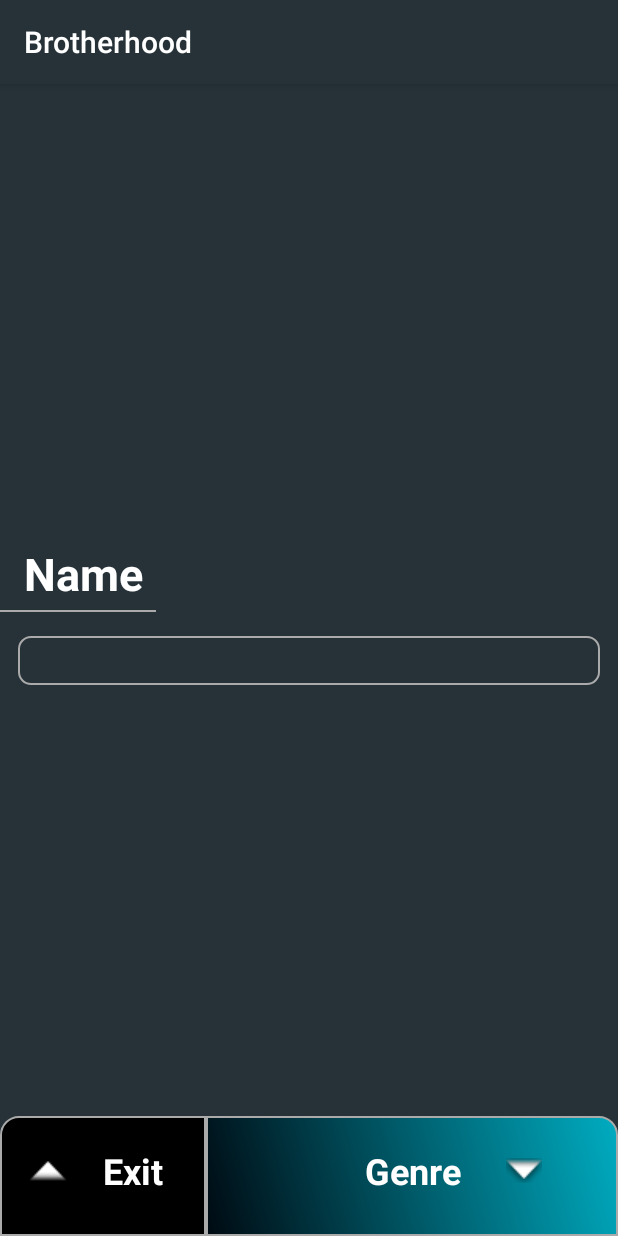
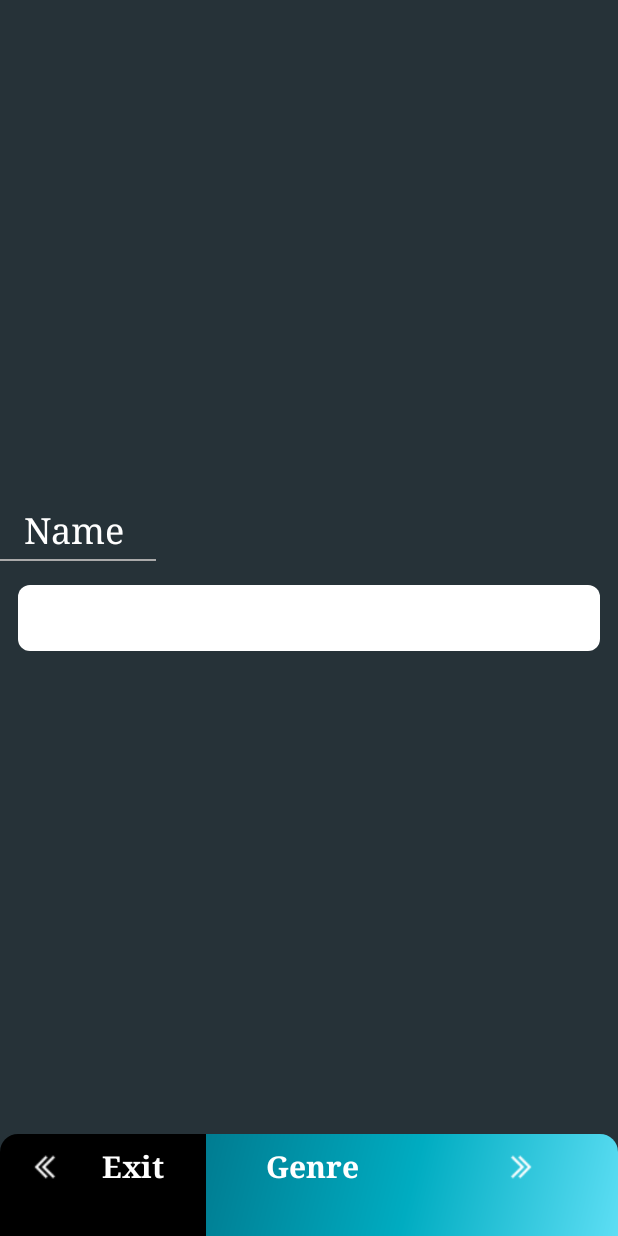
Before and after one commit to sahibdeep07/Cinematic, an Android app: the screen it shows after launch (NameActivity), on a phone screen of 412 x 824 dp. Run offline under Robolectric (Android 15) with nearby library versions, the phone set to English and light mode, and no system bars.

Commit message:
final commit for name and splash

```diff
--- a/app/src/main/AndroidManifest.xml
+++ b/app/src/main/AndroidManifest.xml
@@ -13,7 +13,7 @@
         android:label="@string/app_name"
         android:roundIcon="@mipmap/ic_launcher_round"
         android:supportsRtl="true"
-        android:theme="@style/AppTheme">
+        android:theme="@style/Theme.AppCompat.NoActionBar">
         <activity
             android:name=".activities.HomeActivity"
             android:label="@string/title_activity_home"/>
--- a/app/src/main/res/drawable/curved_background.xml
+++ b/app/src/main/res/drawable/curved_background.xml
@@ -1,6 +1,5 @@
 <?xml version="1.0" encoding="UTF-8"?>
 <shape xmlns:android="http://schemas.android.com/apk/res/android">
-    <solid android:color="@android:color/transparent"/>
-    <stroke android:width="1dp" android:color="@android:color/darker_gray" />
+    <solid android:color="#FFFFFF"/>
     <corners android:radius="8dp"/>
 </shape>
--- a/app/src/main/res/drawable/curved_top_left.xml
+++ b/app/src/main/res/drawable/curved_top_left.xml
@@ -1,6 +1,5 @@
 <?xml version="1.0" encoding="UTF-8"?>
 <shape xmlns:android="http://schemas.android.com/apk/res/android">
     <solid android:color="#000000"/>
-    <stroke android:width="1dp" android:color="@android:color/darker_gray" />
     <corners android:topLeftRadius="12dp"/>
 </shape>
--- a/app/src/main/res/drawable/curved_top_right.xml
+++ b/app/src/main/res/drawable/curved_top_right.xml
@@ -1,14 +1,12 @@
 <?xml version="1.0" encoding="UTF-8"?>
 <shape xmlns:android="http://schemas.android.com/apk/res/android">
     <solid android:color="@color/colorPrimary"/>
-    <stroke android:width="1dp" android:color="@android:color/darker_gray" />
     <corners android:topRightRadius="12dp"/>
     <gradient
         android:type="linear"
-        android:angle="45"
-        android:startColor="@color/colorAccent"
-        android:centerColor="@color/colorPrimaryDark"
-        android:endColor="@color/colorAccent"
-        android:centerX="0"
+        android:angle="315"
+        android:startColor="@color/colorAccentDark"
+        android:centerColor="@color/colorAccent"
+        android:endColor="@color/colorAccentLight"
      />
 </shape>
--- a/app/src/main/res/layout/activity_name.xml
+++ b/app/src/main/res/layout/activity_name.xml
@@ -12,14 +12,17 @@
     <EditText
         android:id="@+id/nameBox"
         android:layout_width="match_parent"
-        android:layout_height="wrap_content"
+        android:layout_height="44dp"
         android:layout_marginLeft="12dp"
         android:layout_marginRight="12dp"
         android:background="@drawable/curved_background"
         android:ems="10"
         android:inputType="textPersonName"
-        android:textColor="#FFFFFF"
+        android:paddingLeft="8dp"
+        android:paddingRight="8dp"
+        android:textColor="@color/secondaryTextColor"
         android:textSize="24sp"
+        android:typeface="serif"
         app:layout_constraintBottom_toBottomOf="parent"
         app:layout_constraintEnd_toEndOf="parent"
         app:layout_constraintStart_toStartOf="parent"
@@ -33,9 +36,10 @@
         android:layout_marginLeft="16dp"
         android:layout_marginBottom="4dp"
         android:text="Name"
+        android:typeface="serif"
         android:textColor="#FFFFFF"
-        android:textSize="30sp"
-        android:textStyle="bold"
+        android:textSize="24sp"
+        android:textStyle="normal"
         app:layout_constraintBottom_toTopOf="@+id/view"
         app:layout_constraintStart_toStartOf="parent" />
 
@@ -52,7 +56,7 @@
     <LinearLayout
         android:id="@+id/linearLayout"
         android:layout_width="match_parent"
-        android:layout_height="80dp"
+        android:layout_height="68dp"
         android:orientation="horizontal"
         app:layout_constraintBottom_toBottomOf="parent"
         app:layout_constraintStart_toStartOf="parent">
@@ -74,25 +78,26 @@
                 android:id="@+id/exitText"
                 android:layout_width="match_parent"
                 android:layout_height="wrap_content"
-                android:layout_marginTop="20dp"
+                android:layout_marginTop="8dp"
                 android:layout_marginLeft="40dp"
                 android:gravity="center"
+                android:typeface="serif"
                 android:text="Exit"
                 android:textColor="#FFFFFF"
-                android:textSize="24sp"
+                android:textSize="20sp"
                 android:textStyle="bold"
                 app:layout_constraintBottom_toBottomOf="parent"
                 app:layout_constraintEnd_toEndOf="parent" />
 
             <ImageView
                 android:id="@+id/exitImage"
-                android:layout_width="24dp"
-                android:layout_height="24dp"
-                android:layout_marginTop="24dp"
+                android:layout_width="20dp"
+                android:layout_height="20dp"
                 android:layout_marginLeft="20dp"
+                android:layout_marginTop="12dp"
                 app:layout_constraintBottom_toBottomOf="parent"
                 app:layout_constraintStart_toStartOf="parent"
-                app:srcCompat="@android:drawable/arrow_up_float" />
+                app:srcCompat="@drawable/icon_left" />
 
         </FrameLayout>
 
@@ -114,24 +119,26 @@
                 android:id="@+id/genreText"
                 android:layout_width="match_parent"
                 android:layout_height="wrap_content"
-                android:layout_marginTop="20dp"
-                android:gravity="center"
+                android:layout_marginTop="8dp"
+                android:layout_marginLeft="40dp"
+                android:gravity="left"
+                android:typeface="serif"
                 android:text="Genre"
                 android:textColor="#FFFFFF"
-                android:textSize="24sp"
+                android:textSize="20sp"
                 android:textStyle="bold"
                 app:layout_constraintBottom_toBottomOf="parent"
                 app:layout_constraintStart_toStartOf="parent" />
 
             <ImageView
                 android:id="@+id/nextImage"
-                android:layout_width="24dp"
-                android:layout_height="24dp"
-                android:layout_marginTop="24dp"
+                android:layout_width="20dp"
+                android:layout_height="20dp"
                 android:layout_marginLeft="200dp"
+                android:layout_marginTop="12dp"
                 app:layout_constraintBottom_toBottomOf="parent"
                 app:layout_constraintEnd_toEndOf="parent"
-                app:srcCompat="@android:drawable/arrow_down_float" />
+                app:srcCompat="@drawable/icon_right" />
 
         </FrameLayout>
 
```
Also changed, not shown: app/src/main/res/drawable/icon_left.png (added), app/src/main/res/drawable/icon_right.png (added).
